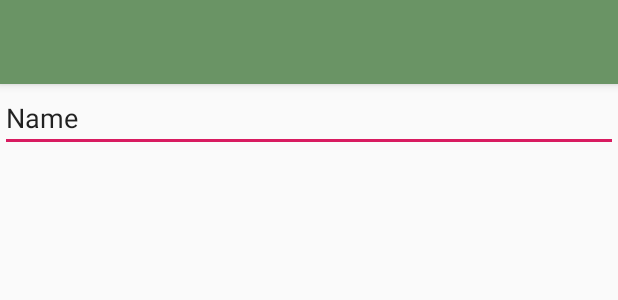
After one commit to bpqda/PlantsProject, an Android app: the layout activity_plant_tips_list.xml on its own in the app's theme, with its tools: preview values and no code run, on a phone screen of 412 x 824 dp. The commit adds this screen. Shown: the top 300 px of the screen. Run offline under Robolectric (Android 15) with nearby library versions, the phone set to English and light mode, and no system bars.

Commit message:
plant manager is plants справочник now

```diff
--- a/app/build.gradle
+++ b/app/build.gradle
@@ -32,8 +32,8 @@ dependencies {
     androidTestImplementation 'androidx.test.ext:junit:1.1.0'
     androidTestImplementation 'androidx.test.espresso:espresso-core:3.1.1'
     implementation 'androidx.mediarouter:mediarouter:1.2.2'
-    compile 'com.squareup.retrofit2:retrofit:2.0.0'
-    compile 'com.squareup.retrofit2:converter-gson:2.0.0-beta4'
+    implementation 'com.squareup.retrofit2:retrofit:2.0.0'
+    implementation 'com.squareup.retrofit2:converter-gson:2.0.0-beta4'
 
 
 }
--- a/app/src/main/AndroidManifest.xml
+++ b/app/src/main/AndroidManifest.xml
@@ -17,6 +17,10 @@
         android:supportsRtl="true"
         android:theme="@style/AppTheme.NoActionBar"
         tools:ignore="GoogleAppIndexingWarning">
+        <activity
+            android:name=".PlantTipsListActivity"
+            android:label="@string/title_activity_plant_tips_list"
+            android:theme="@style/AppTheme.NoActionBar.NoActionBar" />
         <activity
             android:name=".WebInfoActivity"
             android:label="@string/title_activity_web_info"
@@ -49,5 +53,4 @@
         </receiver>
     </application>
 
-
 </manifest>
--- a/app/src/main/java/com/example/plantsproject/MainActivity.java
+++ b/app/src/main/java/com/example/plantsproject/MainActivity.java
@@ -97,6 +97,10 @@ public class MainActivity extends AppCompatActivity {
                 FragmentManager manager = getSupportFragmentManager();
                 dialog.show(manager, "dialog");
                 return true;
+            case R.id.plant_tips:
+                Intent i = new Intent(MainActivity.this, PlantTipsListActivity.class);
+                startActivity(i);
+                return true;
         }
             return super.onOptionsItemSelected(item);
         }
--- a/app/src/main/java/com/example/plantsproject/ServicePlantTips.java
+++ b/app/src/main/java/com/example/plantsproject/ServicePlantTips.java
@@ -7,10 +7,10 @@ import retrofit2.http.GET;
 import retrofit2.http.Query;
 
 public interface ServicePlantTips {
-    @GET("/database/getallplants/")
+    @GET("/getallplants/")
     Call<List<PlantTip>> getAllPlants();
 
-    @GET("/database/getplant/{name}")
-    Call<PlantTip> getPlantTipById(@Query("name") String name);
+    @GET("/getplant/")
+    Call<PlantTip> getPlantTipByName(@Query("name") String name);
 
 }
--- /dev/null
+++ b/app/src/main/res/drawable/ic_info_outline_black_24dp.xml
@@ -0,0 +1,5 @@
+<vector android:height="24dp" android:tint="#6A9465"
+    android:viewportHeight="24.0" android:viewportWidth="24.0"
+    android:width="24dp" xmlns:android="http://schemas.android.com/apk/res/android">
+    <path android:fillColor="#FF000000" android:pathData="M11,17h2v-6h-2v6zM12,2C6.48,2 2,6.48 2,12s4.48,10 10,10 10,-4.48 10,-10S17.52,2 12,2zM12,20c-4.41,0 -8,-3.59 -8,-8s3.59,-8 8,-8 8,3.59 8,8 -3.59,8 -8,8zM11,9h2L13,7h-2v2z"/>
+</vector>
--- /dev/null
+++ b/app/src/main/res/layout/activity_plant_tips_list.xml
@@ -0,0 +1,25 @@
+<?xml version="1.0" encoding="utf-8"?>
+<androidx.coordinatorlayout.widget.CoordinatorLayout xmlns:android="http://schemas.android.com/apk/res/android"
+    xmlns:app="http://schemas.android.com/apk/res-auto"
+    xmlns:tools="http://schemas.android.com/tools"
+    android:layout_width="match_parent"
+    android:layout_height="match_parent"
+    tools:context=".PlantTipsListActivity">
+
+    <com.google.android.material.appbar.AppBarLayout
+        android:layout_width="match_parent"
+        android:layout_height="wrap_content"
+        android:theme="@style/AppTheme.NoActionBar.AppBarOverlay">
+
+        <androidx.appcompat.widget.Toolbar
+            android:id="@+id/toolbar"
+            android:layout_width="match_parent"
+            android:layout_height="?attr/actionBarSize"
+            android:background="?attr/colorPrimary"
+            app:popupTheme="@style/AppTheme.NoActionBar.PopupOverlay" />
+
+    </com.google.android.material.appbar.AppBarLayout>
+
+    <include layout="@layout/content_plant_tips_list" />
+
+</androidx.coordinatorlayout.widget.CoordinatorLayout>
--- a/app/src/main/res/layout/content_creation.xml
+++ b/app/src/main/res/layout/content_creation.xml
@@ -22,7 +22,7 @@
                 android:layout_height="10dp" />
 
             <TextView
-                android:id="@+id/textView"
+                android:id="@+id/textViewPlantTip"
                 android:layout_width="match_parent"
                 android:layout_height="wrap_content"
                 android:text="@string/name" />
--- /dev/null
+++ b/app/src/main/res/layout/content_plant_tips_list.xml
@@ -0,0 +1,30 @@
+<?xml version="1.0" encoding="utf-8"?>
+<androidx.constraintlayout.widget.ConstraintLayout xmlns:android="http://schemas.android.com/apk/res/android"
+    xmlns:app="http://schemas.android.com/apk/res-auto"
+    xmlns:tools="http://schemas.android.com/tools"
+    android:layout_width="match_parent"
+    android:layout_height="match_parent"
+    app:layout_behavior="@string/appbar_scrolling_view_behavior"
+    tools:context=".PlantTipsListActivity"
+    tools:showIn="@layout/activity_plant_tips_list">
+
+    <EditText
+        android:id="@+id/plantTipName"
+        android:layout_width="0dp"
+        android:layout_height="wrap_content"
+        android:ems="10"
+        android:inputType="textPersonName"
+        android:text="Name"
+        app:layout_constraintEnd_toEndOf="parent"
+        app:layout_constraintStart_toStartOf="parent"
+        app:layout_constraintTop_toTopOf="parent" />
+
+    <ListView
+        android:id="@+id/list"
+        android:layout_width="0dp"
+        android:layout_height="0dp"
+        app:layout_constraintBottom_toBottomOf="parent"
+        app:layout_constraintEnd_toEndOf="parent"
+        app:layout_constraintStart_toStartOf="parent"
+        app:layout_constraintTop_toBottomOf="@+id/plantTipName" />
+</androidx.constraintlayout.widget.ConstraintLayout>
--- a/app/src/main/res/menu/menu_main.xml
+++ b/app/src/main/res/menu/menu_main.xml
@@ -12,4 +12,7 @@
         android:orderInCategory="100"
         android:title="@string/delete_all"
         app:showAsAction="never" />
+    <item
+        android:id="@+id/plant_tips"
+        android:title="Виды растений" />
 </menu>
--- a/app/src/main/res/values/strings.xml
+++ b/app/src/main/res/values/strings.xml
@@ -50,5 +50,6 @@
     <string name="no_internet">Проверьте подключение к сети и попробуйте снова</string>
     <string name="recommend_uxod">Рекомендуемый уход установлен.
 Вы можете его отредактировать</string>
+    <string name="title_activity_plant_tips_list">PlantTipsListActivity</string>
 
 </resources>
```
Also changed, not shown: app/src/main/java/com/example/plantsproject/CreationActivity.java (+67 -68 lines), app/src/main/java/com/example/plantsproject/DBTips.java (+38 -17 lines), app/src/main/java/com/example/plantsproject/MyRetrofit.java (added, +17 -0 lines), app/src/main/java/com/example/plantsproject/NotificationScheduler.java (+10 -3 lines), app/src/main/java/com/example/plantsproject/PlantTip.java (+28 -1 lines), app/src/main/java/com/example/plantsproject/PlantTipsListActivity.java (added, +168 -0 lines), app/src/main/res/layout/plant_tip_list.xml (added, +29 -0 lines).
